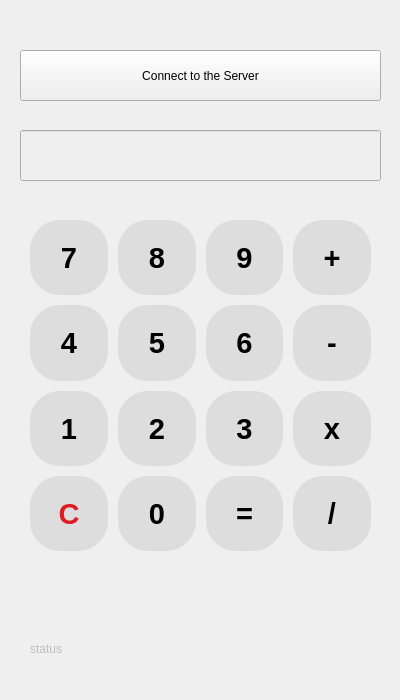
Old version of the form Client/widget.ui in the repository Rafail-Mukhutdinov/Zota_Project.
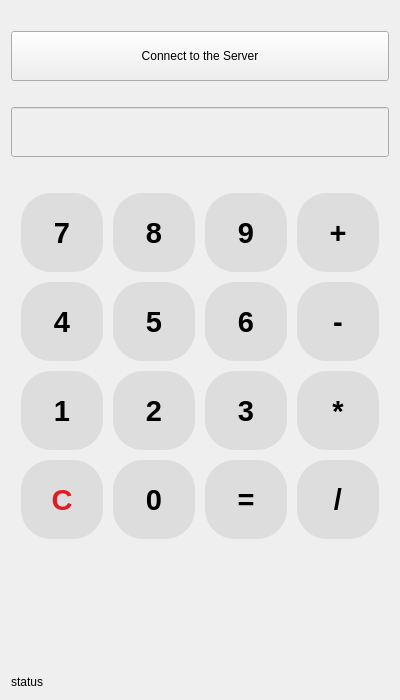
New version of the form.

Diff of the .ui file:
```diff
--- a/Client/widget.ui
+++ b/Client/widget.ui
@@ -34,28 +34,103 @@
   <property name="statusTip">
    <string/>
   </property>
+  <layout class="QVBoxLayout" name="verticalLayout">
+   <item>
+    <spacer name="verticalSpacer_3">
+     <property name="orientation">
+      <enum>Qt::Vertical</enum>
+     </property>
+     <property name="sizeType">
+      <enum>QSizePolicy::Fixed</enum>
+     </property>
+     <property name="sizeHint" stdset="0">
+      <size>
+       <width>20</width>
+       <height>20</height>
+      </size>
+     </property>
+    </spacer>
+   </item>
+   <item>
   <widget class="QPushButton" name="Button_Connect_Server">
-   <property name="geometry">
-    <rect>
-     <x>20</x>
-     <y>50</y>
-     <width>361</width>
-     <height>51</height>
-    </rect>
+     <property name="minimumSize">
+      <size>
+       <width>0</width>
+       <height>50</height>
+      </size>
+     </property>
+     <property name="baseSize">
+      <size>
+       <width>0</width>
+       <height>20</height>
+      </size>
    </property>
    <property name="text">
     <string>Connect to the Server</string>
    </property>
   </widget>
-  <widget class="QWidget" name="layoutWidget">
-   <property name="geometry">
-    <rect>
-     <x>20</x>
-     <y>210</y>
-     <width>361</width>
-     <height>351</height>
-    </rect>
-   </property>
+   </item>
+   <item>
+    <spacer name="verticalSpacer_2">
+     <property name="orientation">
+      <enum>Qt::Vertical</enum>
+     </property>
+     <property name="sizeType">
+      <enum>QSizePolicy::Fixed</enum>
+     </property>
+     <property name="sizeHint" stdset="0">
+      <size>
+       <width>20</width>
+       <height>20</height>
+      </size>
+     </property>
+    </spacer>
+   </item>
+   <item>
+    <widget class="QLineEdit" name="lineEdit_number">
+     <property name="enabled">
+      <bool>false</bool>
+     </property>
+     <property name="minimumSize">
+      <size>
+       <width>0</width>
+       <height>50</height>
+      </size>
+     </property>
+     <property name="font">
+      <font>
+       <pointsize>22</pointsize>
+       <bold>false</bold>
+      </font>
+     </property>
+     <property name="layoutDirection">
+      <enum>Qt::LeftToRight</enum>
+     </property>
+     <property name="styleSheet">
+      <string notr="true">color: rgb(0, 0, 0);</string>
+     </property>
+     <property name="alignment">
+      <set>Qt::AlignRight|Qt::AlignTrailing|Qt::AlignVCenter</set>
+     </property>
+    </widget>
+   </item>
+   <item>
+    <spacer name="verticalSpacer">
+     <property name="orientation">
+      <enum>Qt::Vertical</enum>
+     </property>
+     <property name="sizeType">
+      <enum>QSizePolicy::Fixed</enum>
+     </property>
+     <property name="sizeHint" stdset="0">
+      <size>
+       <width>20</width>
+       <height>20</height>
+      </size>
+     </property>
+    </spacer>
+   </item>
+   <item>
    <layout class="QGridLayout" name="gridLayout" rowstretch="0,0,0,0" columnstretch="0,0,0,0" rowminimumheight="0,0,0,0" columnminimumwidth="0,0,0,0">
     <property name="sizeConstraint">
      <enum>QLayout::SetDefaultConstraint</enum>
@@ -269,7 +344,7 @@
             </string>
       </property>
       <property name="text">
-       <string>x</string>
+        <string>*</string>
       </property>
      </widget>
     </item>
@@ -583,47 +658,37 @@
      </widget>
     </item>
    </layout>
-  </widget>
-  <widget class="QLineEdit" name="lineEdit_number">
-   <property name="enabled">
-    <bool>false</bool>
-   </property>
-   <property name="geometry">
-    <rect>
-     <x>20</x>
-     <y>130</y>
-     <width>361</width>
-     <height>51</height>
-    </rect>
-   </property>
-   <property name="font">
-    <font>
-     <pointsize>22</pointsize>
-    </font>
-   </property>
-   <property name="layoutDirection">
-    <enum>Qt::LeftToRight</enum>
-   </property>
-   <property name="alignment">
-    <set>Qt::AlignRight|Qt::AlignTrailing|Qt::AlignVCenter</set>
-   </property>
-  </widget>
+   </item>
+   <item>
+    <spacer name="verticalSpacer_4">
+     <property name="orientation">
+      <enum>Qt::Vertical</enum>
+     </property>
+     <property name="sizeType">
+      <enum>QSizePolicy::Fixed</enum>
+     </property>
+     <property name="sizeHint" stdset="0">
+      <size>
+       <width>20</width>
+       <height>120</height>
+      </size>
+     </property>
+    </spacer>
+   </item>
+   <item>
   <widget class="QLabel" name="label_text_status">
    <property name="enabled">
     <bool>false</bool>
    </property>
-   <property name="geometry">
-    <rect>
-     <x>30</x>
-     <y>640</y>
-     <width>66</width>
-     <height>17</height>
-    </rect>
+     <property name="styleSheet">
+      <string notr="true">color: rgb(0, 0, 0);</string>
    </property>
    <property name="text">
     <string>status </string>
    </property>
   </widget>
+   </item>
+  </layout>
  </widget>
  <resources/>
  <connections/>
```
Lines whose indentation alone changed are shown as unchanged.
